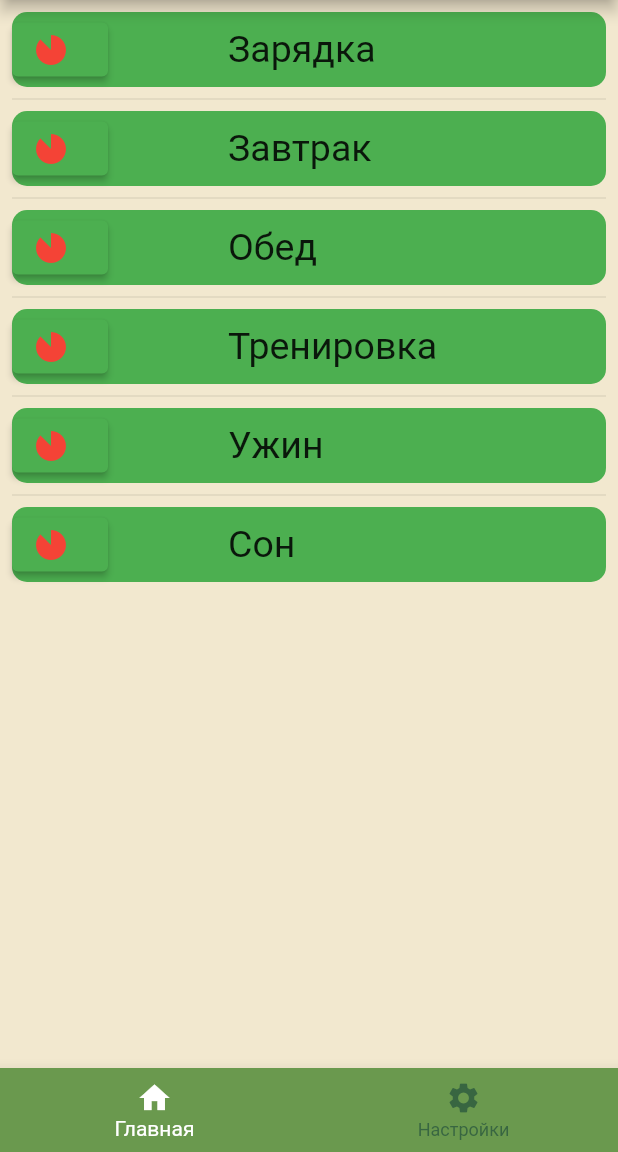
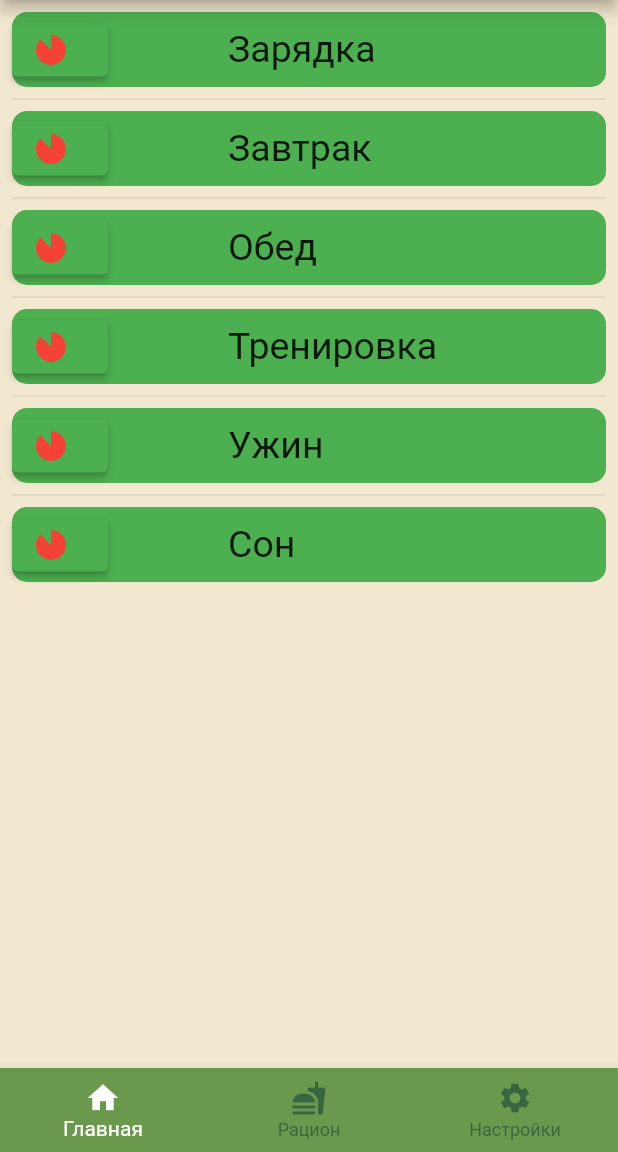
Before and after one commit to MrSolo501/Health-Helper, a Flutter app: the screen it shows after launch, on a phone screen of 412 x 824 dp, the part 84-1236 px from its top. Run offline on Flutter 3.47's test engine with Material 2 defaults, Android fonts, the phone set to English and light mode, and no system bars.

Commit message:
Добавил страницу

```diff
--- a/lib/pages/home_page.dart
+++ b/lib/pages/home_page.dart
@@ -1,6 +1,7 @@
 import 'package:flutter/material.dart';
 import 'package:health_helper/pages/settings.dart';
 import 'package:health_helper/tasks_list/tasks_list.dart';
+import 'eda.dart';
 
 class HomepageScreenWidget extends StatefulWidget {
   const HomepageScreenWidget({super.key});
@@ -13,8 +14,8 @@ class _HomepageScreenWidgetState extends State<HomepageScreenWidget> {
   int _selectedScreen = 0;
   static const List<Widget> _widgetOptions = <Widget>[
     TasksListWidget(),
+    EdaScreenWidget(),
     SettingsScreenWidget(),
-
   ];
 
   void onSelectScreen(int index) {
@@ -47,11 +48,14 @@ class _HomepageScreenWidgetState extends State<HomepageScreenWidget> {
             label: 'Главная',
           ),
           BottomNavigationBarItem(
+            icon: Icon(Icons.fastfood),
+            label: 'Рацион',
+          ),
+          BottomNavigationBarItem(
             icon: Icon(Icons.settings),
             label: 'Настройки',
           ),
         ],
-
         selectedItemColor: Colors.white,
         unselectedItemColor: Color.fromRGBO(56, 102, 65, 1),
         backgroundColor: Color.fromRGBO(106, 153, 78, 1),
```
Also changed, not shown: lib/pages/eda.dart (added, +12 -0 lines).
